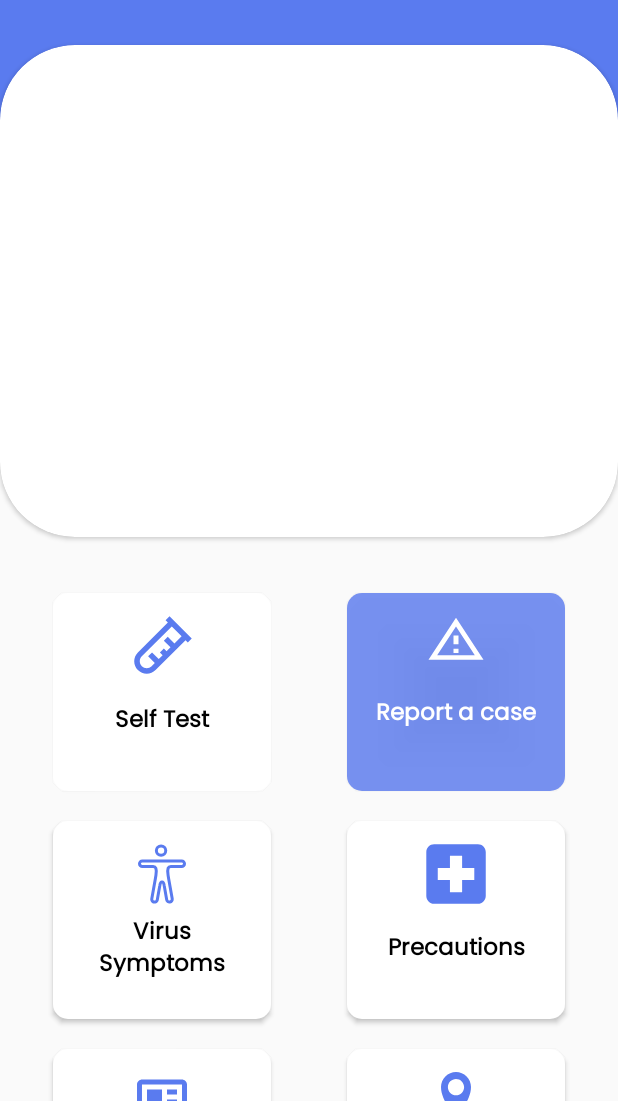
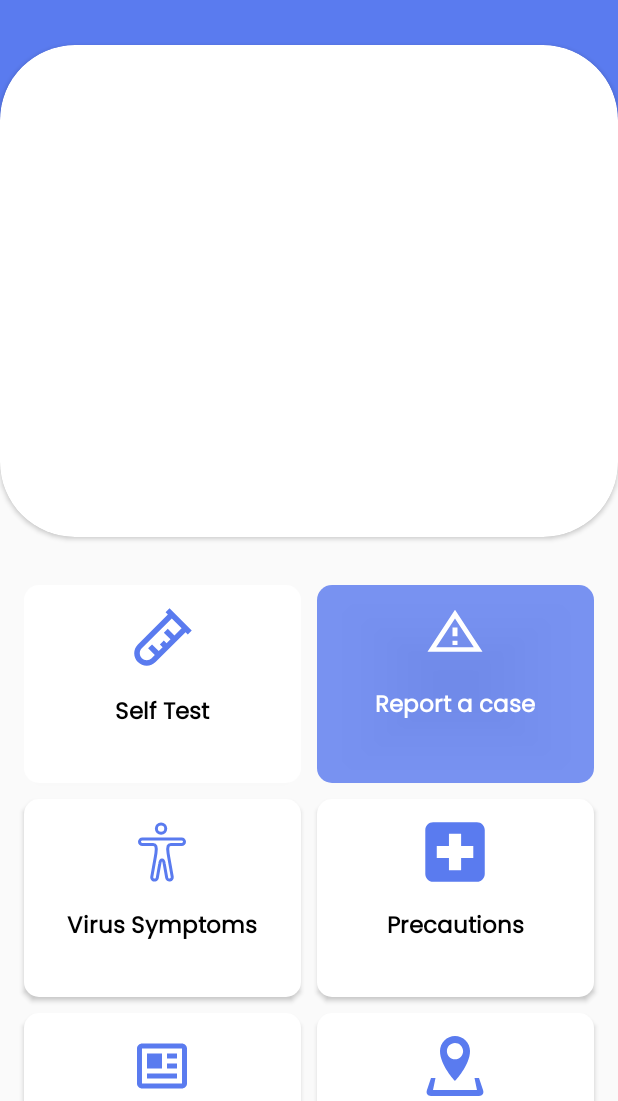
Before and after one commit to tony-gabriel/CoroCare, an Android app: the screen it shows after launch (MainActivity), on a phone screen of 412 x 824 dp, the part 135-1236 px from its top. Run offline under Robolectric (Android 15) with nearby library versions, the phone set to English and light mode, and no system bars; libraries missing offline, so code that uses them is left out: com.makeramen.roundedimageview; plain views replace RoundedImageView.

```diff
--- a/app/build.gradle
+++ b/app/build.gradle
@@ -34,4 +34,5 @@ dependencies {
     implementation 'com.google.firebase:firebase-analytics:17.2.2'
     implementation 'com.squareup.picasso:picasso:2.5.2'
     implementation 'androidx.legacy:legacy-support-v4:1.0.0'
+    implementation 'androidx.gridlayout:gridlayout:1.0.0'
 }
--- a/app/src/main/res/layout/activity_main.xml
+++ b/app/src/main/res/layout/activity_main.xml
@@ -93,7 +93,7 @@
 
         </androidx.cardview.widget.CardView>
 
-        <RelativeLayout
+        <GridLayout
             android:layout_width="match_parent"
             android:layout_height="wrap_content"
             android:layout_marginTop="22dp"
@@ -101,52 +101,63 @@
             app:layout_constraintStart_toStartOf="parent"
             app:layout_constraintTop_toBottomOf="@+id/cardView">
 
+
             <Button
                 android:id="@+id/button_test"
                 android:layout_width="145dp"
                 android:layout_height="132dp"
-                android:layout_alignParentStart="true"
-                android:layout_alignParentTop="true"
-                android:layout_marginStart="35dp"
-                android:layout_marginTop="15dp"
-                android:layout_marginEnd="25dp"
-                android:layout_toStartOf="@+id/button_report"
+                android:layout_marginStart="16dp"
+                android:layout_marginEnd="5dp"
+                android:layout_marginBottom="5dp"
+                android:layout_marginTop="10dp"
+                android:layout_column="0"
+                android:layout_row="0"
+                android:layout_gravity="fill"
+                android:layout_columnWeight="1"
+                android:layout_rowWeight="1"
                 android:background="@drawable/menu_background"
                 android:drawableTop="@drawable/ic_test"
                 android:elevation="5dp"
                 android:padding="15dp"
                 android:text="@string/self_test"
                 android:textAlignment="center"
-                android:textAppearance="@style/menu_text_main" />
+                android:textAppearance="@style/menu_text_main"  />
 
             <Button
                 android:id="@+id/button_report"
                 android:layout_width="145dp"
                 android:layout_height="132dp"
-                android:layout_alignParentTop="true"
-                android:layout_alignParentEnd="true"
-                android:layout_marginTop="15dp"
-                android:layout_marginEnd="35dp"
-                android:layout_marginStart="25dp"
+                android:layout_marginEnd="16dp"
+                android:layout_marginStart="5dp"
+                android:layout_marginBottom="5dp"
+                android:layout_marginTop="10dp"
+                android:layout_column="1"
+                android:layout_row="0"
+                android:layout_gravity="fill"
+                android:layout_columnWeight="1"
+                android:layout_rowWeight="1"
                 android:background="@drawable/menu_background_dark"
                 android:drawableTop="@drawable/ic_report"
                 android:elevation="5dp"
                 android:padding="15dp"
                 android:text="@string/report_a_case"
                 android:textAlignment="center"
-                android:textColor="@color/colorFillLight"
-                android:textAppearance="@style/menu_text_main" />
+                android:textAppearance="@style/menu_text_main"
+                android:textColor="@color/colorFillLight" />
 
             <Button
                 android:id="@+id/button_symptoms"
                 android:layout_width="145dp"
                 android:layout_height="132dp"
-                android:layout_below="@id/button_test"
-                android:layout_alignParentStart="true"
-                android:layout_marginStart="35dp"
-                android:layout_marginTop="20dp"
-                android:layout_marginEnd="25dp"
-                android:layout_toStartOf="@+id/button_precautions"
+                android:layout_marginStart="16dp"
+                android:layout_marginEnd="5dp"
+                android:layout_marginTop="5dp"
+                android:layout_marginBottom="5dp"
+                android:layout_column="0"
+                android:layout_row="1"
+                android:layout_gravity="fill"
+                android:layout_columnWeight="1"
+                android:layout_rowWeight="1"
                 android:background="@drawable/menu_background"
                 android:drawableTop="@drawable/ic_symptoms"
                 android:elevation="5dp"
@@ -159,11 +170,15 @@
                 android:id="@+id/button_precautions"
                 android:layout_width="145dp"
                 android:layout_height="132dp"
-                android:layout_below="@id/button_report"
-                android:layout_alignParentEnd="true"
-                android:layout_marginTop="20dp"
-                android:layout_marginEnd="35dp"
-                android:layout_marginStart="25dp"
+                android:layout_marginEnd="16dp"
+                android:layout_marginStart="5dp"
+                android:layout_marginTop="5dp"
+                android:layout_marginBottom="5dp"
+                android:layout_column="1"
+                android:layout_row="1"
+                android:layout_gravity="fill"
+                android:layout_columnWeight="1"
+                android:layout_rowWeight="1"
                 android:background="@drawable/menu_background"
                 android:drawableTop="@drawable/ic_precautions"
                 android:elevation="5dp"
@@ -176,13 +191,15 @@
                 android:id="@+id/button_news"
                 android:layout_width="145dp"
                 android:layout_height="132dp"
-                android:layout_below="@id/button_symptoms"
-                android:layout_alignParentStart="true"
-                android:layout_marginStart="35dp"
-                android:layout_marginTop="20dp"
-                android:layout_marginEnd="25dp"
+                android:layout_marginStart="16dp"
+                android:layout_marginEnd="5dp"
+                android:layout_marginTop="5dp"
                 android:layout_marginBottom="30dp"
-                android:layout_toStartOf="@+id/button_movement"
+                android:layout_column="0"
+                android:layout_row="2"
+                android:layout_gravity="fill"
+                android:layout_columnWeight="1"
+                android:layout_rowWeight="1"
                 android:background="@drawable/menu_background"
                 android:drawableTop="@drawable/ic_news"
                 android:elevation="5dp"
@@ -195,12 +212,15 @@
                 android:id="@+id/button_movement"
                 android:layout_width="145dp"
                 android:layout_height="132dp"
-                android:layout_below="@id/button_precautions"
-                android:layout_alignParentEnd="true"
-                android:layout_marginTop="20dp"
-                android:layout_marginEnd="35dp"
-                android:layout_marginStart="25dp"
+                android:layout_marginTop="5dp"
+                android:layout_marginStart="5dp"
+                android:layout_marginEnd="16dp"
                 android:layout_marginBottom="30dp"
+                android:layout_column="1"
+                android:layout_row="2"
+                android:layout_gravity="fill"
+                android:layout_columnWeight="1"
+                android:layout_rowWeight="1"
                 android:background="@drawable/menu_background"
                 android:drawableTop="@drawable/ic_location"
                 android:elevation="5dp"
@@ -208,7 +228,6 @@
                 android:text="@string/movement_history"
                 android:textAlignment="center"
                 android:textAppearance="@style/menu_text_main" />
-
-        </RelativeLayout>
+        </GridLayout>
     </androidx.constraintlayout.widget.ConstraintLayout>
 </androidx.core.widget.NestedScrollView>
--- a/app/src/main/res/layout/activity_profile.xml
+++ b/app/src/main/res/layout/activity_profile.xml
@@ -77,6 +77,7 @@
                 android:contentDescription="@string/app_name"
                 android:layout_centerHorizontal="true"
                 android:src="@mipmap/ic_launcher"
+                android:scaleType="centerCrop"
                 app:riv_oval="true"/>
 
             <com.makeramen.roundedimageview.RoundedImageView
```
